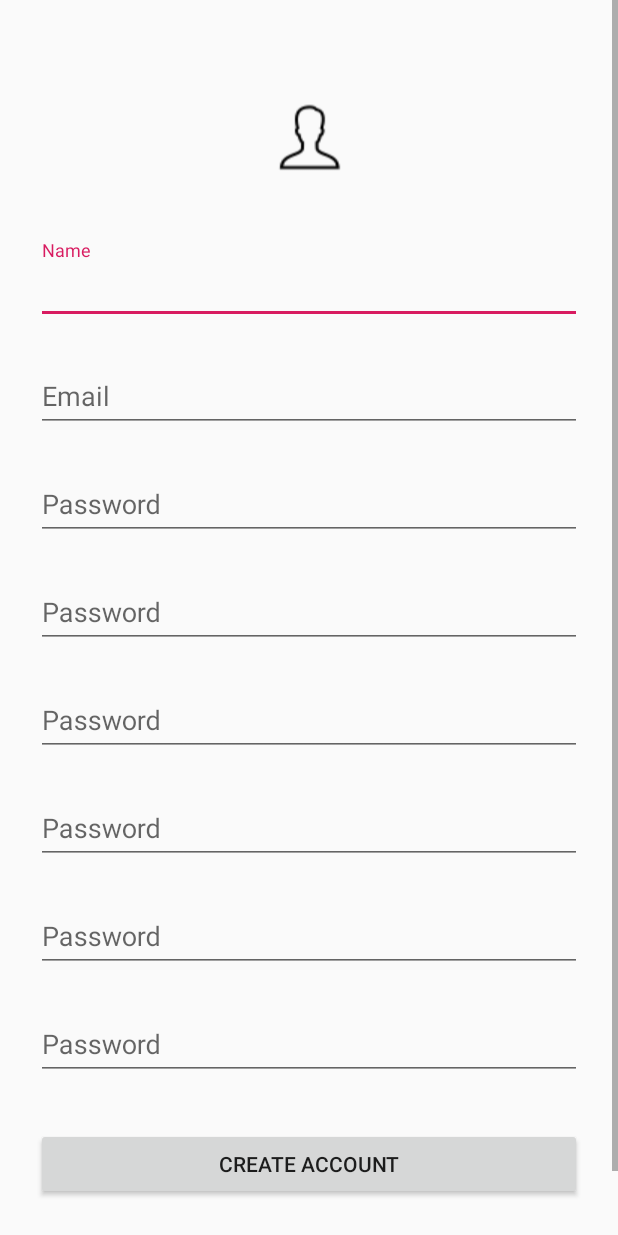
After one commit to DanishAli01/Medi_Assist, an Android app: the layout profile_dialogue.xml on its own in the app's theme, with its tools: preview values and no code run, on a phone screen of 412 x 824 dp. The commit adds this screen. Run offline under Robolectric (Android 15) with nearby library versions, the phone set to English and light mode, and no system bars.

Commit message:
Dialogue Box o/n profile in GrindView & Image Reader Class addition

```diff
--- a/app/build.gradle
+++ b/app/build.gradle
@@ -20,6 +20,7 @@ android {
 
 dependencies {
     implementation fileTree(include: ['*.jar'], dir: 'libs')
+    //noinspection GradleCompatible
     implementation 'com.android.support:appcompat-v7:28.0.0'
     implementation 'com.android.support:design:28.0.0'
     implementation 'com.android.support.constraint:constraint-layout:1.1.3'
@@ -27,5 +28,8 @@ dependencies {
     androidTestImplementation 'com.android.support.test:runner:1.0.2'
     androidTestImplementation 'com.android.support.test.espresso:espresso-core:3.0.2'
     implementation 'com.android.support:cardview-v7:28.0.0'
+    implementation 'com.google.android.gms:play-services-vision:17.0.2'
+
+
 
 }
--- /dev/null
+++ b/app/src/main/res/layout/profile_dialogue.xml
@@ -0,0 +1,139 @@
+<?xml version="1.0" encoding="utf-8"?>
+<ScrollView xmlns:android="http://schemas.android.com/apk/res/android"
+    android:orientation="vertical"
+        android:layout_width="fill_parent"
+        android:layout_height="fill_parent"
+        android:fitsSystemWindows="true"
+    >
+
+    <LinearLayout
+    android:orientation="vertical"
+    android:layout_width="match_parent"
+    android:layout_height="wrap_content"
+    android:paddingTop="56dp"
+    android:paddingLeft="24dp"
+    android:paddingRight="24dp">
+
+    <ImageView android:src="@drawable/profile"
+    android:layout_width="wrap_content"
+    android:layout_height="72dp"
+    android:layout_marginBottom="24dp"
+    android:layout_gravity="center_horizontal" />
+
+    <!--  Name Label -->
+    <android.support.design.widget.TextInputLayout
+    android:layout_width="match_parent"
+    android:layout_height="wrap_content"
+    android:layout_marginTop="8dp"
+    android:layout_marginBottom="8dp">
+    <EditText android:id="@+id/input_name"
+    android:layout_width="match_parent"
+    android:layout_height="wrap_content"
+    android:inputType="textCapWords"
+    android:hint="Name" />
+    </android.support.design.widget.TextInputLayout>
+
+    <!-- Email Label -->
+    <android.support.design.widget.TextInputLayout
+    android:layout_width="match_parent"
+    android:layout_height="wrap_content"
+    android:layout_marginTop="8dp"
+    android:layout_marginBottom="8dp">
+    <EditText android:id="@+id/input_email"
+    android:layout_width="match_parent"
+    android:layout_height="wrap_content"
+    android:inputType="textEmailAddress"
+    android:hint="Email" />
+    </android.support.design.widget.TextInputLayout>
+
+    <!-- Password Label -->
+    <android.support.design.widget.TextInputLayout
+    android:layout_width="match_parent"
+    android:layout_height="wrap_content"
+    android:layout_marginTop="8dp"
+    android:layout_marginBottom="8dp">
+    <EditText android:id="@+id/input_password"
+    android:layout_width="match_parent"
+    android:layout_height="wrap_content"
+    android:inputType="textPassword"
+    android:hint="Password"/>
+    </android.support.design.widget.TextInputLayout>
+        <!-- Password Label -->
+        <android.support.design.widget.TextInputLayout
+            android:layout_width="match_parent"
+            android:layout_height="wrap_content"
+            android:layout_marginTop="8dp"
+            android:layout_marginBottom="8dp">
+            <EditText android:id="@+id/input_psword"
+                android:layout_width="match_parent"
+                android:layout_height="wrap_content"
+                android:inputType="textPassword"
+                android:hint="Password"/>
+        </android.support.design.widget.TextInputLayout>
+        <!-- Password Label -->
+        <android.support.design.widget.TextInputLayout
+            android:layout_width="match_parent"
+            android:layout_height="wrap_content"
+            android:layout_marginTop="8dp"
+            android:layout_marginBottom="8dp">
+            <EditText android:id="@+id/input_pasword"
+                android:layout_width="match_parent"
+                android:layout_height="wrap_content"
+                android:inputType="textPassword"
+                android:hint="Password"/>
+        </android.support.design.widget.TextInputLayout>
+        <!-- Password Label -->
+        <android.support.design.widget.TextInputLayout
+            android:layout_width="match_parent"
+            android:layout_height="wrap_content"
+            android:layout_marginTop="8dp"
+            android:layout_marginBottom="8dp">
+            <EditText android:id="@+id/input_padswrd"
+                android:layout_width="match_parent"
+                android:layout_height="wrap_content"
+                android:inputType="textPassword"
+                android:hint="Password"/>
+        </android.support.design.widget.TextInputLayout>
+        <android.support.design.widget.TextInputLayout
+            android:layout_width="match_parent"
+            android:layout_height="wrap_content"
+            android:layout_marginTop="8dp"
+            android:layout_marginBottom="8dp">
+            <EditText android:id="@+id/input_padsrd"
+                android:layout_width="match_parent"
+                android:layout_height="wrap_content"
+                android:inputType="textPassword"
+                android:hint="Password"/>
+        </android.support.design.widget.TextInputLayout>  <android.support.design.widget.TextInputLayout
+        android:layout_width="match_parent"
+        android:layout_height="wrap_content"
+        android:layout_marginTop="8dp"
+        android:layout_marginBottom="8dp">
+        <EditText android:id="@+id/input_padsword"
+            android:layout_width="match_parent"
+            android:layout_height="wrap_content"
+            android:inputType="textPassword"
+            android:hint="Password"/>
+    </android.support.design.widget.TextInputLayout>
+    <!-- Signup Button -->
+    <android.support.v7.widget.AppCompatButton
+    android:id="@+id/btn_signup"
+    android:layout_width="fill_parent"
+    android:layout_height="wrap_content"
+    android:layout_marginTop="24dp"
+    android:layout_marginBottom="24dp"
+    android:padding="12dp"
+    android:text="Create Account"/>
+
+    <TextView android:id="@+id/link_login"
+    android:layout_width="fill_parent"
+    android:layout_height="wrap_content"
+    android:layout_marginBottom="24dp"
+    android:text="Already a member? Login"
+    android:gravity="center"
+    android:textSize="16dip"/>
+
+    </LinearLayout>
+
+
+</ScrollView>
--- a/build.gradle
+++ b/build.gradle
@@ -18,6 +18,10 @@ allprojects {
     repositories {
         google()
         jcenter()
+        maven {
+            url"https://maven.google.com"
+        }
+
 
     }
 }
```
Also changed, not shown: app/src/main/AndroidManifest.xml (+7 -1 lines), app/src/main/java/com/example/danishali/assignment03/myapplication/ImageReader.java (added, +150 -0 lines), app/src/main/java/com/example/danishali/assignment03/myapplication/SignupActvity.java (+33 -11 lines), app/src/main/res/layout/signup_main.xml (+6 -84 lines), app/src/main/res/layout/surfaceview.xml (added, +21 -0 lines).
